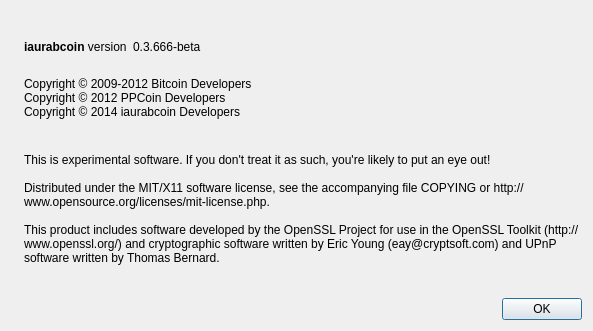
Before: the Qt Designer form src/qt/forms/aboutdialog.ui in Ferchodev/nuevo, drawn with Qt 5.
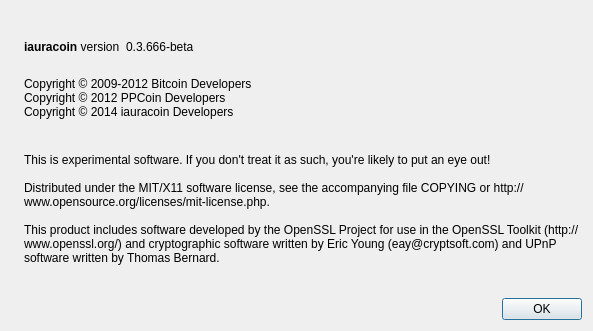
After: the same form once the commit is applied. Icons and pictures are not drawn.

```diff
--- a/src/qt/forms/aboutdialog.ui
+++ b/src/qt/forms/aboutdialog.ui
@@ -50,7 +50,7 @@
           <cursorShape>IBeamCursor</cursorShape>
          </property>
          <property name="text">
-          <string>&lt;b&gt;iaurabcoin&lt;/b&gt; version</string>
+          <string>&lt;b&gt;iauracoin&lt;/b&gt; version</string>
          </property>
          <property name="textInteractionFlags">
           <set>Qt::LinksAccessibleByMouse|Qt::TextSelectableByKeyboard|Qt::TextSelectableByMouse</set>
@@ -94,7 +94,7 @@
         <string>
 Copyright © 2009-2012 Bitcoin Developers
 Copyright © 2012 PPCoin Developers
-Copyright © 2014 iaurabcoin Developers
+Copyright © 2014 iauracoin Developers
 </string>
        </property>
        <property name="textInteractionFlags">
```
Left out of the diff: 2 changed lines with no effect on the pictures.
